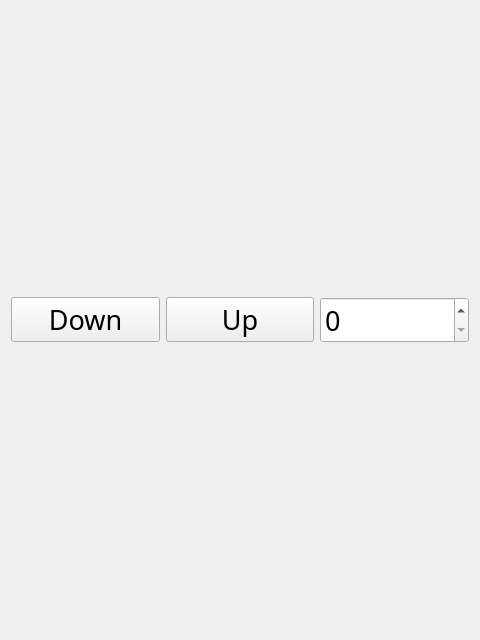
binex-dsk/QFRCScouter, file ui/BetterSpinBox.ui: the form before one commit.
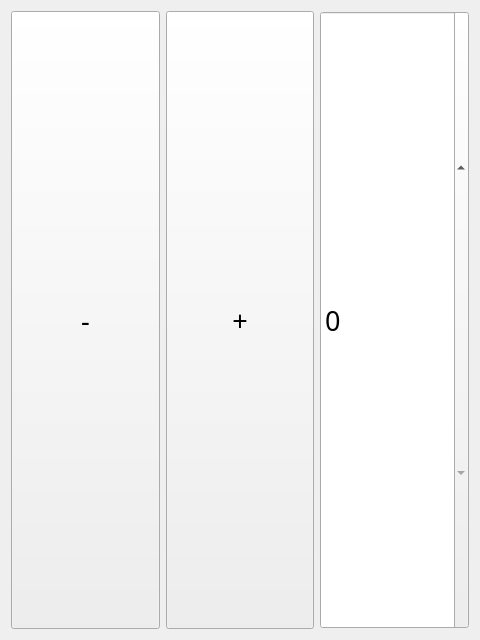
The form after the commit.

Diff of the .ui file:
```diff
--- a/ui/BetterSpinBox.ui
+++ b/ui/BetterSpinBox.ui
@@ -19,23 +19,28 @@
   <property name="windowTitle">
    <string>Form</string>
   </property>
-  <layout class="QHBoxLayout" name="horizontalLayout">
-   <item>
+  <layout class="QGridLayout" name="gridLayout">
+   <item row="1" column="1">
     <widget class="QPushButton" name="down">
-     <property name="text">
-      <string>Down</string>
+     <property name="sizePolicy">
+      <sizepolicy hsizetype="Minimum" vsizetype="Expanding">
+       <horstretch>0</horstretch>
+       <verstretch>0</verstretch>
+      </sizepolicy>
      </property>
-    </widget>
-   </item>
-   <item>
-    <widget class="QPushButton" name="up">
      <property name="text">
-      <string>Up</string>
+      <string>-</string>
      </property>
     </widget>
    </item>
-   <item>
+   <item row="1" column="3">
     <widget class="QSpinBox" name="box">
+     <property name="sizePolicy">
+      <sizepolicy hsizetype="Minimum" vsizetype="Expanding">
+       <horstretch>0</horstretch>
+       <verstretch>0</verstretch>
+      </sizepolicy>
+     </property>
      <property name="palette">
       <palette>
        <active>
@@ -147,6 +152,19 @@
      </property>
     </widget>
    </item>
+   <item row="1" column="2">
+    <widget class="QPushButton" name="up">
+     <property name="sizePolicy">
+      <sizepolicy hsizetype="Minimum" vsizetype="Expanding">
+       <horstretch>0</horstretch>
+       <verstretch>0</verstretch>
+      </sizepolicy>
+     </property>
+     <property name="text">
+      <string>+</string>
+     </property>
+    </widget>
+   </item>
   </layout>
  </widget>
  <resources/>
```
